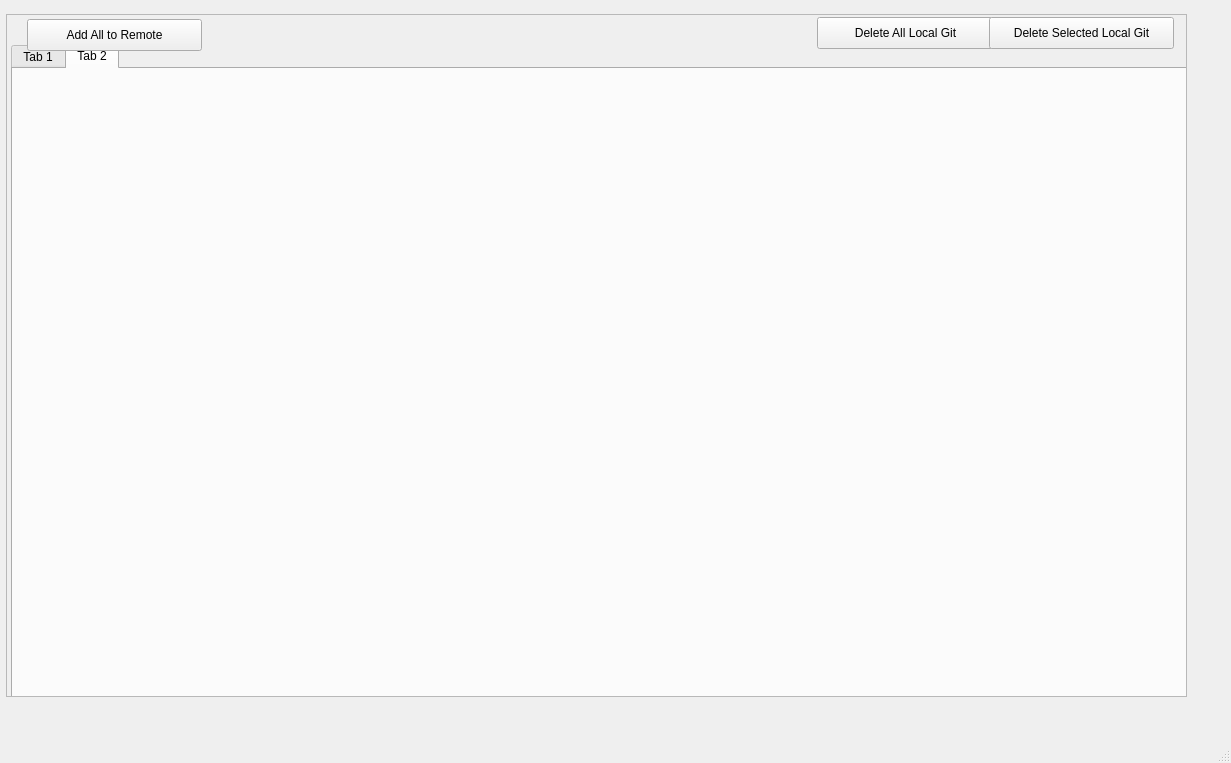
The window that gui/main.ui (wmarchewka/GitTool) describes before a commit, drawn with Qt 5.
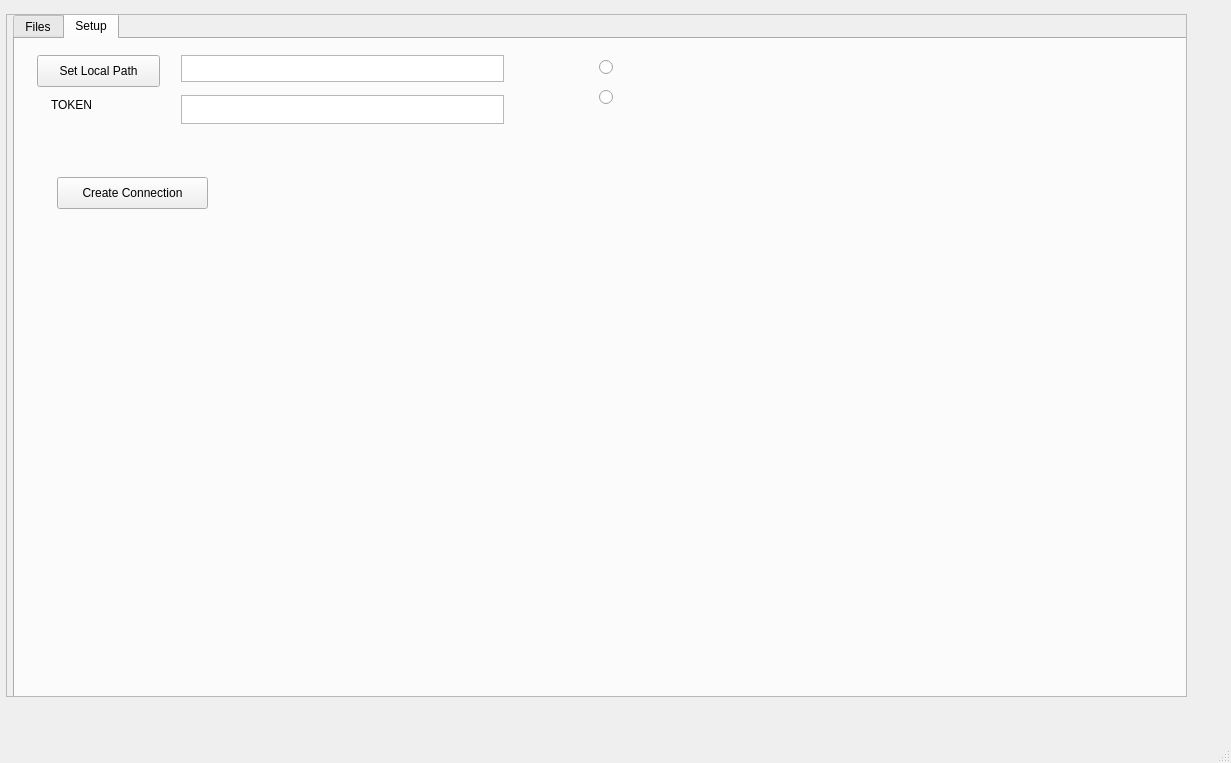
The same window after the commit. The open tabs and pages were chosen to show the change.

Diff of the .ui file:
```diff
--- a/gui/main.ui
+++ b/gui/main.ui
@@ -38,10 +38,10 @@
      <widget class="QTabWidget" name="tabWidget">
       <property name="geometry">
        <rect>
-        <x>4</x>
-        <y>28</y>
+        <x>6</x>
+        <y>-2</y>
         <width>1179</width>
-        <height>713</height>
+        <height>737</height>
        </rect>
       </property>
       <property name="currentIndex">
@@ -49,42 +49,36 @@
       </property>
       <widget class="QWidget" name="tab">
        <attribute name="title">
-        <string>Tab 1</string>
+        <string>Files</string>
        </attribute>
-       <widget class="QWidget" name="verticalLayoutWidget">
-        <property name="geometry">
-         <rect>
-          <x>6</x>
-          <y>6</y>
-          <width>1165</width>
-          <height>609</height>
-         </rect>
-        </property>
-        <layout class="QVBoxLayout" name="verticalLayout">
-         <item>
           <widget class="QTableWidget" name="tableWidget">
            <property name="enabled">
             <bool>true</bool>
            </property>
-          </widget>
-         </item>
-         <item>
-          <widget class="QPlainTextEdit" name="plainTextEdit"/>
-         </item>
-        </layout>
-       </widget>
-      </widget>
-      <widget class="QWidget" name="tab_2">
-       <attribute name="title">
-        <string>Tab 2</string>
-       </attribute>
-      </widget>
+        <property name="geometry">
+         <rect>
+          <x>10</x>
+          <y>82</y>
+          <width>1163</width>
+          <height>323</height>
+         </rect>
+        </property>
+       </widget>
+       <widget class="QPlainTextEdit" name="plainTextEdit">
+        <property name="geometry">
+         <rect>
+          <x>10</x>
+          <y>414</y>
+          <width>1161</width>
+          <height>213</height>
+         </rect>
+        </property>
      </widget>
      <widget class="QPushButton" name="add_all_to_remote">
       <property name="geometry">
        <rect>
-        <x>20</x>
-        <y>4</y>
+          <x>720</x>
+          <y>10</y>
         <width>175</width>
         <height>32</height>
        </rect>
@@ -96,8 +90,8 @@
      <widget class="QPushButton" name="delete_all_git_local">
       <property name="geometry">
        <rect>
-        <x>810</x>
-        <y>2</y>
+          <x>722</x>
+          <y>42</y>
         <width>177</width>
         <height>32</height>
        </rect>
@@ -109,8 +103,8 @@
      <widget class="QPushButton" name="delete_selected_local_git">
       <property name="geometry">
        <rect>
-        <x>982</x>
-        <y>2</y>
+          <x>890</x>
+          <y>10</y>
         <width>185</width>
         <height>32</height>
        </rect>
@@ -118,6 +112,111 @@
       <property name="text">
        <string>Delete Selected Local Git</string>
       </property>
+       </widget>
+       <widget class="QPushButton" name="get_local_folders">
+        <property name="geometry">
+         <rect>
+          <x>26</x>
+          <y>10</y>
+          <width>177</width>
+          <height>32</height>
+         </rect>
+        </property>
+        <property name="text">
+         <string>Get Local Folders</string>
+        </property>
+       </widget>
+      </widget>
+      <widget class="QWidget" name="tab_2">
+       <attribute name="title">
+        <string>Setup</string>
+       </attribute>
+       <widget class="QPushButton" name="set_local_path">
+        <property name="geometry">
+         <rect>
+          <x>22</x>
+          <y>16</y>
+          <width>123</width>
+          <height>32</height>
+         </rect>
+        </property>
+        <property name="text">
+         <string>Set Local Path</string>
+        </property>
+       </widget>
+       <widget class="QLabel" name="label">
+        <property name="geometry">
+         <rect>
+          <x>36</x>
+          <y>58</y>
+          <width>43</width>
+          <height>16</height>
+         </rect>
+        </property>
+        <property name="text">
+         <string>TOKEN</string>
+        </property>
+       </widget>
+       <widget class="QTextEdit" name="local_path">
+        <property name="geometry">
+         <rect>
+          <x>166</x>
+          <y>16</y>
+          <width>323</width>
+          <height>27</height>
+         </rect>
+        </property>
+       </widget>
+       <widget class="QTextEdit" name="token">
+        <property name="geometry">
+         <rect>
+          <x>166</x>
+          <y>56</y>
+          <width>323</width>
+          <height>29</height>
+         </rect>
+        </property>
+       </widget>
+       <widget class="QRadioButton" name="siemens_url">
+        <property name="geometry">
+         <rect>
+          <x>584</x>
+          <y>18</y>
+          <width>381</width>
+          <height>20</height>
+         </rect>
+        </property>
+        <property name="text">
+         <string/>
+        </property>
+       </widget>
+       <widget class="QRadioButton" name="gitlab_url">
+        <property name="geometry">
+         <rect>
+          <x>584</x>
+          <y>48</y>
+          <width>381</width>
+          <height>20</height>
+         </rect>
+        </property>
+        <property name="text">
+         <string/>
+        </property>
+       </widget>
+       <widget class="QPushButton" name="create_connection">
+        <property name="geometry">
+         <rect>
+          <x>42</x>
+          <y>138</y>
+          <width>151</width>
+          <height>32</height>
+         </rect>
+        </property>
+        <property name="text">
+         <string>Create Connection</string>
+        </property>
+       </widget>
+      </widget>
      </widget>
     </widget>
    </widget>
```
Lines whose indentation alone changed are shown as unchanged.
